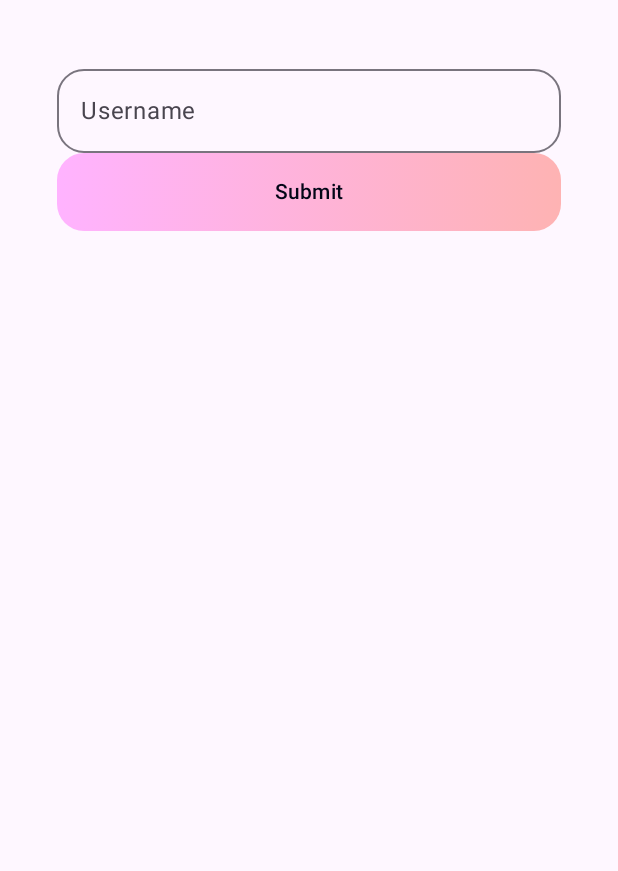
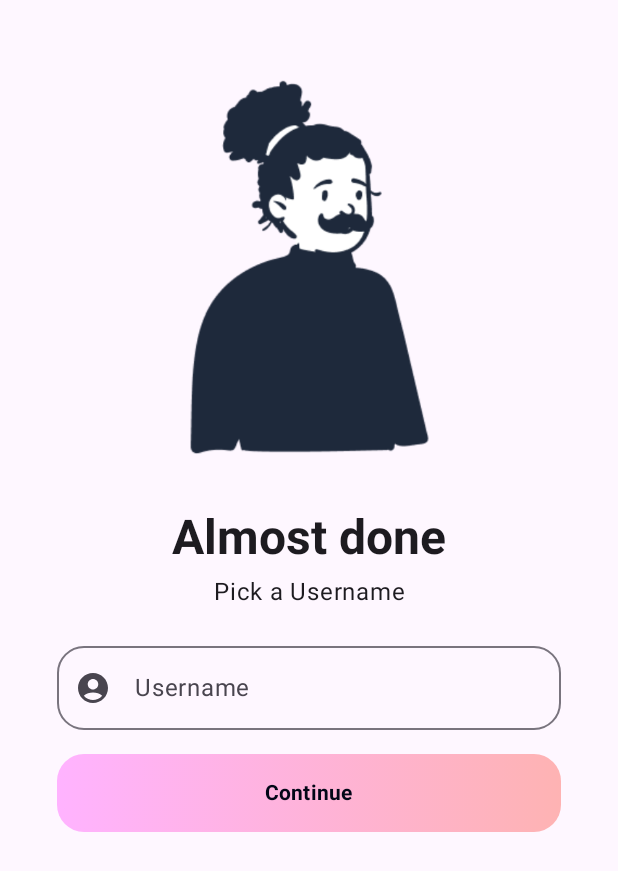
Before and after one commit to dylanwe/warrant-ease, an Android app built with Jetpack Compose: the composable OnboardingScreen shown on its own in the app's theme, on a phone screen of 412 x 824 dp. Shown: the top 871 px of the screen. Run offline under Robolectric (Android 15) with nearby library versions, the phone set to English and light mode, and no system bars; our stand-ins replace Firebase (no records; nobody signed in at launch, a user with empty details on screens opened directly); libraries missing offline, so code that uses them is left out: com.ramcosta.composedestinations; 3 statements that could not run were skipped.

Commit message:
finished username onboarding ui

```diff
--- a/android_app/app/src/main/java/com/warrantease/androidapp/presentation/ui/components/GradientButton.kt
+++ b/android_app/app/src/main/java/com/warrantease/androidapp/presentation/ui/components/GradientButton.kt
@@ -13,6 +13,7 @@ import androidx.compose.runtime.Composable
 import androidx.compose.ui.Alignment
 import androidx.compose.ui.Modifier
 import androidx.compose.ui.graphics.Color
+import androidx.compose.ui.text.font.FontWeight
 import androidx.compose.ui.unit.dp
 import com.warrantease.androidapp.presentation.ui.theme.AppTheme
 
@@ -33,7 +34,7 @@ fun GradientButton(text: String, onClick: () -> Unit) {
                 .padding(horizontal = 16.dp, vertical = 16.dp),
             contentAlignment = Alignment.Center
         ) {
-            Text(text = text, color = AppTheme.neutral950)
+            Text(text = text, color = AppTheme.neutral950, fontWeight = FontWeight.Bold)
         }
     }
 }
--- a/android_app/app/src/main/java/com/warrantease/androidapp/presentation/ui/onboarding/OboardingScreen.kt
+++ b/android_app/app/src/main/java/com/warrantease/androidapp/presentation/ui/onboarding/OboardingScreen.kt
@@ -1,14 +1,20 @@
 package com.warrantease.androidapp.presentation.ui.onboarding
 
 import android.annotation.SuppressLint
+import android.content.Context
+import android.widget.Toast
+import androidx.compose.foundation.Image
 import androidx.compose.foundation.layout.Arrangement
 import androidx.compose.foundation.layout.Column
 import androidx.compose.foundation.layout.fillMaxSize
 import androidx.compose.foundation.layout.fillMaxWidth
 import androidx.compose.foundation.layout.padding
+import androidx.compose.foundation.layout.width
 import androidx.compose.foundation.shape.RoundedCornerShape
 import androidx.compose.foundation.text.KeyboardOptions
 import androidx.compose.material3.ExperimentalMaterial3Api
+import androidx.compose.material3.Icon
+import androidx.compose.material3.MaterialTheme
 import androidx.compose.material3.OutlinedTextField
 import androidx.compose.material3.Scaffold
 import androidx.compose.material3.Text
@@ -19,13 +25,19 @@ import androidx.compose.runtime.remember
 import androidx.compose.runtime.setValue
 import androidx.compose.ui.Alignment
 import androidx.compose.ui.Modifier
+import androidx.compose.ui.platform.LocalContext
+import androidx.compose.ui.res.painterResource
+import androidx.compose.ui.res.stringResource
+import androidx.compose.ui.text.font.FontWeight
 import androidx.compose.ui.text.input.KeyboardType
+import androidx.compose.ui.text.style.TextAlign
 import androidx.compose.ui.unit.dp
 import com.google.firebase.auth.ktx.auth
 import com.google.firebase.auth.ktx.userProfileChangeRequest
 import com.google.firebase.ktx.Firebase
 import com.ramcosta.composedestinations.annotation.Destination
 import com.ramcosta.composedestinations.navigation.DestinationsNavigator
+import com.warrantease.androidapp.R
 import com.warrantease.androidapp.presentation.ui.components.GradientButton
 import com.warrantease.androidapp.presentation.ui.destinations.HomeScreenDestination
 import kotlinx.coroutines.runBlocking
@@ -36,7 +48,8 @@ import kotlinx.coroutines.tasks.await
 @SuppressLint("UnusedMaterial3ScaffoldPaddingParameter")
 @Composable
 fun OnboardingScreen(navigator: DestinationsNavigator) {
-    var username by remember { mutableStateOf("") }
+    var usernameInput by remember { mutableStateOf("") }
+    val context = LocalContext.current
 
     Scaffold {
         Column(
@@ -46,28 +59,66 @@ fun OnboardingScreen(navigator: DestinationsNavigator) {
             verticalArrangement = Arrangement.SpaceBetween,
             horizontalAlignment = Alignment.CenterHorizontally
         ) {
-            Column {
+            Column(verticalArrangement = Arrangement.spacedBy(16.dp)) {
+                Column(
+                    verticalArrangement = Arrangement.spacedBy(4.dp),
+                    horizontalAlignment = Alignment.CenterHorizontally
+                ) {
+                    Image(
+                        painter = painterResource(id = R.drawable.username_illustration),
+                        contentDescription = "sign up illustration",
+                        modifier = Modifier.width(220.dp)
+                    )
+                    Text(
+                        text = stringResource(id = R.string.username_title),
+                        style = MaterialTheme.typography.headlineLarge,
+                        textAlign = TextAlign.Center,
+                        fontWeight = FontWeight.Bold,
+                        modifier = Modifier.fillMaxWidth(),
+                    )
+
+                    Text(
+                        text = stringResource(id = R.string.username_subtitle),
+                        textAlign = TextAlign.Center,
+                        modifier = Modifier.fillMaxWidth()
+                    )
+                }
+
                 OutlinedTextField(
-                    value = username,
-                    label = { Text(text = "Username") },
-                    onValueChange = { username = it },
+                    value = usernameInput,
+                    label = { Text(text = stringResource(id = R.string.username_label)) },
+                    onValueChange = { usernameInput = it },
+                    leadingIcon = {
+                        Icon(
+                            painter = painterResource(id = R.drawable.baseline_account_circle_24),
+                            contentDescription = "account"
+                        )
+                    },
+                    placeholder = { Text(text = stringResource(id = R.string.username_placeholder)) },
                     shape = RoundedCornerShape(18.dp),
                     modifier = Modifier.fillMaxWidth(),
                     keyboardOptions = KeyboardOptions(keyboardType = KeyboardType.Password),
                 )
                 GradientButton(
-                    text = "Submit",
+                    text = stringResource(id = R.string.continue_cta),
                     onClick = {
+                        // Validate username
+                        if (isUsernameInvalid(usernameInput)) {
+                            informUser(context, R.string.username_short_error)
+                            return@GradientButton
+                        }
+
+                        // Update the users username
                         runBlocking {
                             Firebase.auth.currentUser!!.updateProfile(
                                 userProfileChangeRequest {
-                                    displayName = username
+                                    displayName = usernameInput
                                 }
                             ).await()
                         }
 
                         if (Firebase.auth.currentUser!!.displayName.isNullOrBlank()) {
-                            // TODO: Show error
+                            informUser(context, R.string.username_error)
                         } else {
                             navigator.navigate(HomeScreenDestination)
                         }
@@ -77,3 +128,11 @@ fun OnboardingScreen(navigator: DestinationsNavigator) {
         }
     }
 }
+
+private fun isUsernameInvalid(username: String): Boolean {
+    return username.isBlank() || username.isEmpty() || username.length < 2
+}
+
+private fun informUser(context: Context, stringRes: Int) {
+    Toast.makeText(context, context.getText(stringRes), Toast.LENGTH_SHORT).show()
+}
--- /dev/null
+++ b/android_app/app/src/main/res/drawable/baseline_account_circle_24.xml
@@ -0,0 +1,5 @@
+<vector android:height="24dp" android:tint="#000000"
+    android:viewportHeight="24" android:viewportWidth="24"
+    android:width="24dp" xmlns:android="http://schemas.android.com/apk/res/android">
+    <path android:fillColor="@android:color/white" android:pathData="M12,2C6.48,2 2,6.48 2,12s4.48,10 10,10s10,-4.48 10,-10S17.52,2 12,2zM12,6c1.93,0 3.5,1.57 3.5,3.5S13.93,13 12,13s-3.5,-1.57 -3.5,-3.5S10.07,6 12,6zM12,20c-2.03,0 -4.43,-0.82 -6.14,-2.88C7.55,15.8 9.68,15 12,15s4.45,0.8 6.14,2.12C16.43,19.18 14.03,20 12,20z"/>
+</vector>
--- a/android_app/app/src/main/res/values/strings.xml
+++ b/android_app/app/src/main/res/values/strings.xml
@@ -2,4 +2,11 @@
     <string name="app_name">Android App</string>
     <string name="hide_password">Hide password</string>
     <string name="show_password">Show password</string>
+    <string name="continue_cta">Continue</string>
+    <string name="username_placeholder">Enter a Username</string>
+    <string name="username_label">Username</string>
+    <string name="username_title">Almost done</string>
+    <string name="username_subtitle">Pick a Username</string>
+    <string name="username_error">Could not save username</string>
+    <string name="username_short_error">Username must be atleast 2 charachters</string>
 </resources>
```
Also changed, not shown: android_app/app/src/main/res/drawable/username_illustration.png (added).
